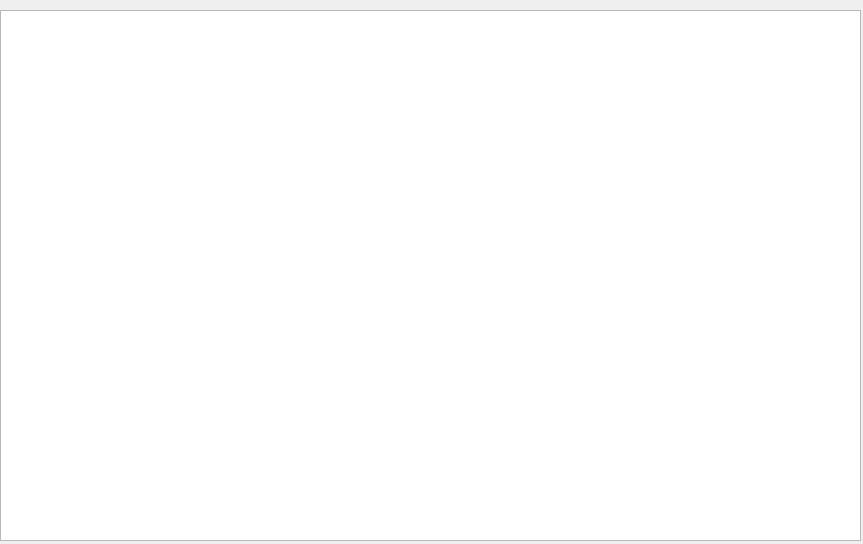
Qt form FileMangerQT/filecontentview.ui (Adelelsayedahmed/File-Manager) before a commit.
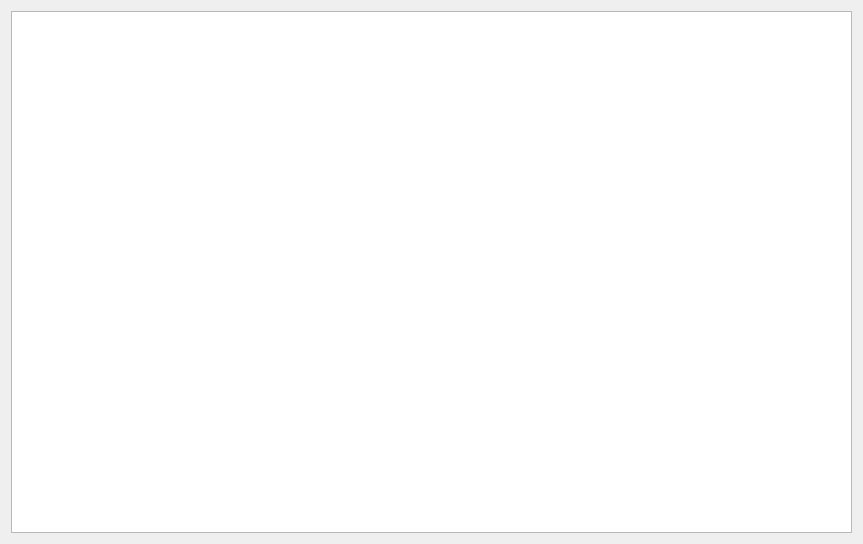
The same form after that commit.

Diff of the .ui file:
```diff
--- a/FileMangerQT/filecontentview.ui
+++ b/FileMangerQT/filecontentview.ui
@@ -13,16 +13,11 @@
   <property name="windowTitle">
    <string>Dialog</string>
   </property>
-  <widget class="QTextEdit" name="textEdit">
-   <property name="geometry">
-    <rect>
-     <x>0</x>
-     <y>10</y>
-     <width>861</width>
-     <height>531</height>
-    </rect>
-   </property>
-  </widget>
+  <layout class="QHBoxLayout" name="horizontalLayout">
+   <item>
+    <widget class="QTextEdit" name="textEdit"/>
+   </item>
+  </layout>
  </widget>
  <resources/>
  <connections/>
```
